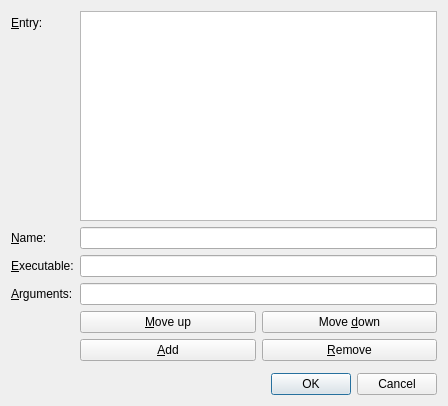
Old version of the form src/optionexternaltoolsdialog.ui in the repository ambiesoft/SceneExplorer.
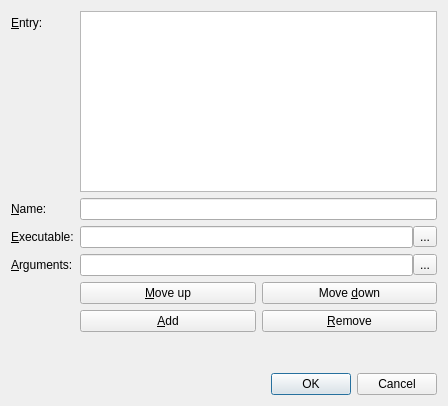
New version of the form.

What changed in the file:
```diff
--- a/src/optionexternaltoolsdialog.ui
+++ b/src/optionexternaltoolsdialog.ui
@@ -40,7 +40,7 @@
    <item row="3" column="1">
     <widget class="QLineEdit" name="lineName"/>
    </item>
-   <item row="4" column="0">
+   <item row="5" column="0">
     <widget class="QLabel" name="labelExe">
      <property name="text">
       <string>&amp;Executable:</string>
@@ -50,23 +50,24 @@
      </property>
     </widget>
    </item>
-   <item row="4" column="1">
-    <widget class="QLineEdit" name="lineExe"/>
-   </item>
-   <item row="5" column="0">
-    <widget class="QLabel" name="labelArg">
-     <property name="text">
-      <string>&amp;Arguments:</string>
-     </property>
-     <property name="buddy">
-      <cstring>lineArg</cstring>
-     </property>
-    </widget>
-   </item>
    <item row="5" column="1">
-    <widget class="QLineEdit" name="lineArg"/>
+    <layout class="QHBoxLayout" name="horizontalLayout_3">
+     <property name="spacing">
+      <number>0</number>
+     </property>
+     <item>
+      <widget class="QLineEdit" name="lineExe"/>
+     </item>
+     <item>
+      <widget class="QToolButton" name="tbExecutable">
+       <property name="text">
+        <string>...</string>
+       </property>
+      </widget>
+     </item>
+    </layout>
    </item>
-   <item row="7" column="1">
+   <item row="12" column="1">
     <widget class="QWidget" name="widget" native="true">
      <layout class="QHBoxLayout" name="horizontalLayout">
       <property name="leftMargin">
@@ -98,7 +99,7 @@
      </layout>
     </widget>
    </item>
-   <item row="10" column="1">
+   <item row="15" column="1">
     <widget class="QWidget" name="widget_2" native="true">
      <layout class="QHBoxLayout" name="horizontalLayout_2">
       <property name="leftMargin">
@@ -130,7 +131,20 @@
      </layout>
     </widget>
    </item>
-   <item row="12" column="1">
+   <item row="16" column="1">
+    <spacer name="verticalSpacer">
+     <property name="orientation">
+      <enum>Qt::Vertical</enum>
+     </property>
+     <property name="sizeHint" stdset="0">
+      <size>
+       <width>20</width>
+       <height>40</height>
+      </size>
+     </property>
+    </spacer>
+   </item>
+   <item row="17" column="1">
     <widget class="QDialogButtonBox" name="buttonBox">
      <property name="orientation">
       <enum>Qt::Horizontal</enum>
@@ -140,8 +154,32 @@
      </property>
     </widget>
    </item>
-   <item row="11" column="1">
-    <widget class="QWidget" name="widget_3" native="true"/>
+   <item row="10" column="1">
+    <layout class="QHBoxLayout" name="horizontalLayout_4">
+     <property name="spacing">
+      <number>0</number>
+     </property>
+     <item>
+      <widget class="QLineEdit" name="lineArg"/>
+     </item>
+     <item>
+      <widget class="QToolButton" name="tbArguments">
+       <property name="text">
+        <string>...</string>
+       </property>
+      </widget>
+     </item>
+    </layout>
+   </item>
+   <item row="10" column="0">
+    <widget class="QLabel" name="labelArg">
+     <property name="text">
+      <string>&amp;Arguments:</string>
+     </property>
+     <property name="buddy">
+      <cstring>lineArg</cstring>
+     </property>
+    </widget>
    </item>
   </layout>
  </widget>
```
